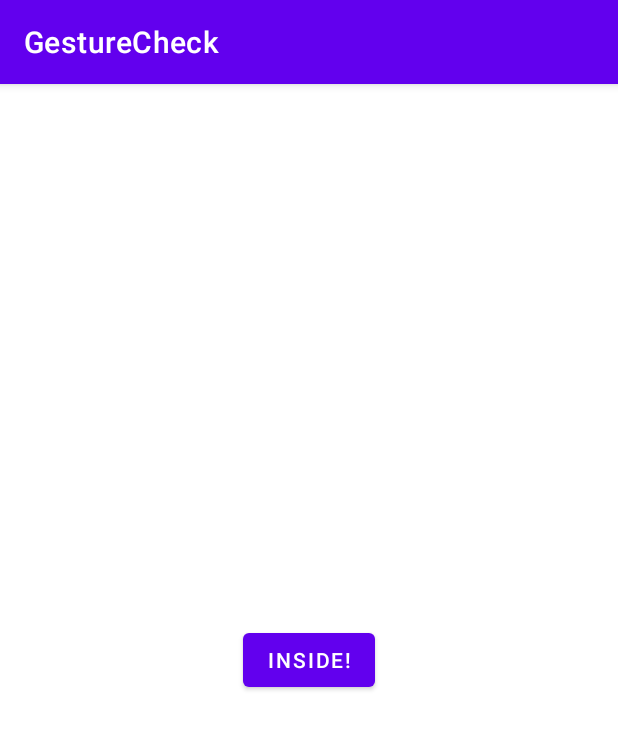
After one commit to hotplane-dev/HotPlane, an Android app: the InsideActivity screen opened directly, with no data from a screen before it, on a phone screen of 412 x 824 dp. The commit adds this screen. Shown: the top 729 px of the screen. Run offline under Robolectric (Android 15) with nearby library versions, the phone set to English and light mode, and no system bars.

Commit message:
add new methods

```diff
--- a/app/build.gradle
+++ b/app/build.gradle
@@ -11,7 +11,7 @@ android {
         minSdk 24
         targetSdk 31
         versionCode 1
-        versionName "1.0"
+        versionName "1.0.27"
 
         testInstrumentationRunner "androidx.test.runner.AndroidJUnitRunner"
     }
@@ -43,4 +43,5 @@ dependencies {
     androidTestImplementation 'androidx.test.espresso:espresso-core:3.4.0'
 
     implementation project(":hotplane")
+//    implementation 'com.github.hotplane-dev:HotPlane:1.0.0'
 }
--- /dev/null
+++ b/app/src/main/java/com/example/testgesture/InsideActivity.kt
@@ -0,0 +1,26 @@
+package com.example.testgesture
+
+import android.content.Intent
+import androidx.appcompat.app.AppCompatActivity
+import android.os.Bundle
+import android.view.MotionEvent
+import android.widget.Button
+import io.hotplane.hotplane.HotPlane
+
+class InsideActivity : AppCompatActivity() {
+    override fun onCreate(savedInstanceState: Bundle?) {
+        super.onCreate(savedInstanceState)
+        setContentView(R.layout.activity_inside)
+
+        findViewById<Button>(R.id.insideButton).setOnClickListener {
+            finish()
+        }
+    }
+
+    override fun dispatchTouchEvent(ev: MotionEvent?): Boolean {
+
+        HotPlane.setDataPoint(ev, this)
+
+        return super.dispatchTouchEvent(ev)
+    }
+}
--- /dev/null
+++ b/app/src/main/res/layout/activity_inside.xml
@@ -0,0 +1,19 @@
+<?xml version="1.0" encoding="utf-8"?>
+<androidx.constraintlayout.widget.ConstraintLayout xmlns:android="http://schemas.android.com/apk/res/android"
+    xmlns:app="http://schemas.android.com/apk/res-auto"
+    xmlns:tools="http://schemas.android.com/tools"
+    android:layout_width="match_parent"
+    android:layout_height="match_parent"
+    tools:context=".InsideActivity">
+
+    <Button
+        android:layout_width="wrap_content"
+        android:layout_height="wrap_content"
+        android:text="Inside!"
+        android:id="@+id/insideButton"
+        app:layout_constraintStart_toStartOf="parent"
+        app:layout_constraintEnd_toEndOf="parent"
+        app:layout_constraintTop_toTopOf="parent"
+        app:layout_constraintBottom_toBottomOf="parent"/>
+
+</androidx.constraintlayout.widget.ConstraintLayout>
--- a/hotplane/build.gradle
+++ b/hotplane/build.gradle
@@ -46,6 +46,8 @@ dependencies {
     implementation "com.squareup.okhttp3:okhttp:4.7.2"
     implementation "com.squareup.okhttp3:logging-interceptor:4.7.2"
     implementation "com.squareup.retrofit2:converter-gson:2.9.0"
+    implementation 'com.jraska:falcon:2.2.0'
+    implementation "io.github.g00fy2:versioncompare:1.5.0"
 }
 
 afterEvaluate {
--- a/hotplane/src/main/java/io/hotplane/hotplane/Data.kt
+++ b/hotplane/src/main/java/io/hotplane/hotplane/Data.kt
@@ -6,6 +6,8 @@ import com.google.gson.annotations.SerializedName
 data class Data (
 
     @SerializedName("count"  ) var count  : Int?              = null,
+    @SerializedName("version"  ) var version  : String              = "",
+    @SerializedName("base"  ) var base  : String              = "",
     @SerializedName("events" ) var events : ArrayList<Event> = arrayListOf()
 
 )
--- a/settings.gradle
+++ b/settings.gradle
@@ -10,6 +10,7 @@ dependencyResolutionManagement {
     repositories {
         google()
         mavenCentral()
+        maven { url 'https://jitpack.io' }
     }
 }
 rootProject.name = "GestureCheck"
```
Also changed, not shown: app/src/main/AndroidManifest.xml (+5 -2 lines), app/src/main/java/com/example/testgesture/MainActivity.kt (+12 -21 lines), hotplane/src/main/java/io/hotplane/hotplane/HotPlane.kt (+71 -1 lines), hotplane/src/main/java/io/hotplane/hotplane/HotPlaneApi.kt (+20 -5 lines), hotplane/src/main/java/io/hotplane/hotplane/NewScreen.kt (added, +12 -0 lines), hotplane/src/main/java/io/hotplane/hotplane/ScreenMessage.kt (added, +11 -0 lines).
